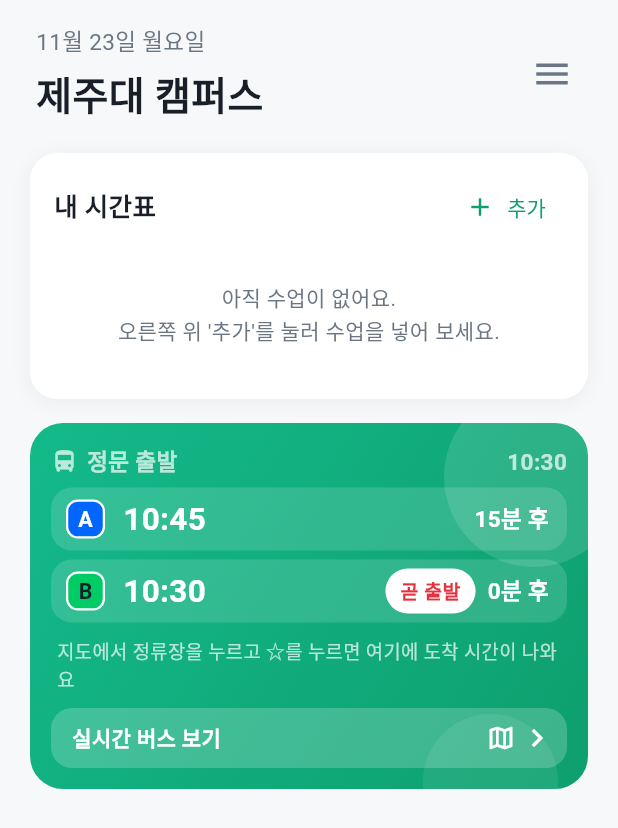
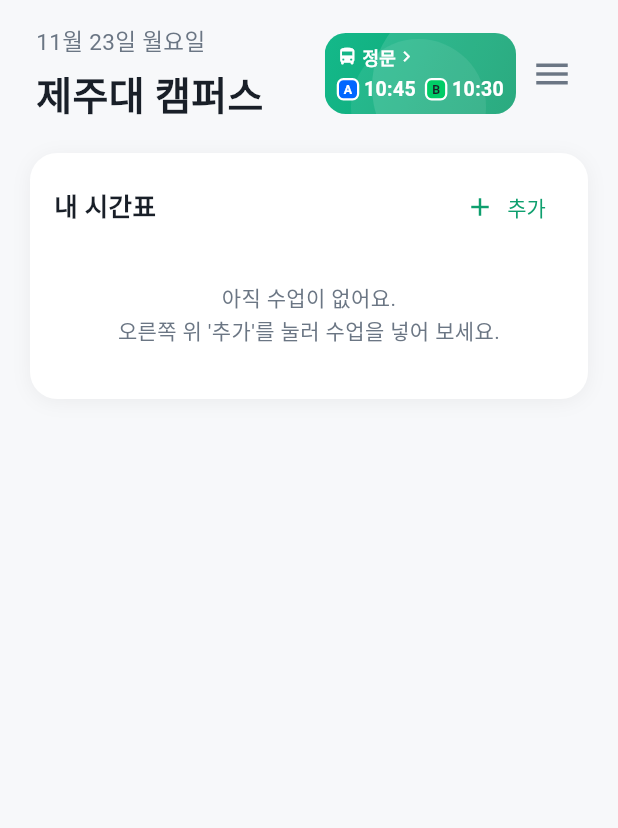
Before and after one commit to munho-kang/school_bus_app, a Flutter app: the screen it shows after launch, on a phone screen of 412 x 824 dp. Shown: the top 828 px of the screen. Run offline on Flutter 3.47's test engine with Material 3 defaults, Android fonts, the phone set to English and light mode, and no system bars; our stand-ins replace dio, geolocator, shared_preferences, web, webview_flutter; missing offline and left inert: dart:js_interop; network calls fail; Roboto replaces fonts that are missing (Pretendard); key blocks and very long unbroken strings in the code were emptied for the run.

Commit message:
홈: 버스 카드를 제목 옆 작은 버튼으로 옮기고 별표 정류장(없으면 정문) 도착 시각만 표시
Co-Authored-By: Claude Fable 5.2 <noreply@anthropic.com>

```diff
--- a/bus_tracker/lib/ui/home_page.dart
+++ b/bus_tracker/lib/ui/home_page.dart
@@ -1,5 +1,6 @@
-// 앱 첫 화면. 위는 내 시간표(메인), 그 아래 작은 그라데이션 히어로 카드(지도에서 별표한 정류장 도착을 크게, 정문 출발은 작게, 누르면 실시간 지도).
-// 화면 끝에서 더 아래로 내리면(휠·손가락) 누른 것처럼 실시간 지도 화면으로 넘어간다.
+// 앱 첫 화면. 맨 위 제목 줄에 '제주대 캠퍼스' · 작은 버스 버튼 · ≡ 메뉴가 나란히 있고, 그 아래가 내 시간표(메인).
+// 버스 버튼은 지도에서 별표한 정류장(없으면 정문)의 다음 도착 시각만 보여 주고, 누르면 실시간 지도로 간다.
+// 화면 끝에서 더 아래로 내려도(휠·손가락) 버튼을 누른 것처럼 실시간 지도 화면으로 넘어간다.
 // 포털·학사일정·공지사항·학식 바로가기는 오른쪽 위 ≡ 버튼으로 펼치는 서랍 안에 있다.
 // 포털은 학교 포털을(웹에선 새 탭으로), 나머지는 각 화면을 띄운다.
 import 'dart:async';
@@ -17,32 +18,6 @@ import 'notice_page.dart';
 import 'schedule_page.dart';
 import 'timetable.dart';
 import 'surface_native.dart' if (dart.library.js_interop) 'surface_web.dart';
-
-/// 다음 정문 출발까지 남은 분. 오늘 막차가 지났으면 null.
-/// 버스가 정문에서 늦게 떠나는 중이면 음수.
-int? minutesLeft(String busId, DateTime now, [Bus? bus]) {
-  final String? t = nextDeparture(busId, now, bus);
-  return t == null ? null : minutesUntil(t, now);
-}
-
-/// 코스 줄 오른쪽 문구. 한 시간이 넘게 남은 그날 첫차는 '첫차'. (5분 안이면 앞에 '곧 출발' 칩이 붙는다.)
-String waitText(String busId, DateTime now, [Bus? bus]) =>
-    _waitText(minutesLeft(busId, now, bus), nextDeparture(busId, now) == departures[busId]!.first, now);
-
-/// 별표한 정류장 줄 오른쪽 문구. 정문 출발과 같은 말투('3분 후', '첫차', '운행 종료').
-String stopWaitText(String busId, String stop, DateTime now) {
-  final String? at = nextArrival(busId, stop, now);
-  final bool first = at == nextArrival(busId, stop, DateTime(now.year, now.month, now.day));
-  return _waitText(at == null ? null : minutesUntil(at, now), first, now);
-}
-
-String _waitText(int? mins, bool first, DateTime now) {
-  if (mins == null) return noServiceText(now);
-  if (mins < 0) return '${-mins}분 지연';
-  if (mins < 60) return '$mins분 후';
-  if (first) return '첫차';
-  return mins % 60 == 0 ? '${mins ~/ 60}시간 후' : '${mins ~/ 60}시간 ${mins % 60}분 후';
-}
 
 /// 가장 가까운 남은 학사일정 한 줄('D-3 · 2학기 중간고사'). 올해 일정이 다 지났거나 해가 다르면 null.
 String? nextScheduleText(DateTime today) {
@@ -72,7 +47,7 @@ class _HomePageState extends State<HomePage> {
   void initState() {
     super.initState();
     loadStarred();
-    // 카드 시계와 '몇 분 후'를 갱신한다. 분이 바뀔 때만 다시 그린다.
+    // 버스 버튼의 도착 시각을 갱신한다. 분이 바뀔 때만 다시 그린다.
     // 출발 시각 전후 몇 분 동안만 실제 위치를 받아, 버스가 정문을 떠났는지 확인한다.
     _tick = Timer.periodic(const Duration(seconds: 5), (_) {
       final DateTime n = DateTime.now();
@@ -204,8 +179,7 @@ class _HomePageState extends State<HomePage> {
                             padding: const EdgeInsets.only(left: 4),
                             child: Row(
                               children: <Widget>[
-                                Expanded(
-                                  child: Column(
+                                Column(
                                   crossAxisAlignment: CrossAxisAlignment.start,
                                   children: <Widget>[
                                     Text(
@@ -218,6 +192,15 @@ class _HomePageState extends State<HomePage> {
                                       style: TextStyle(fontSize: 26, fontWeight: FontWeight.w700),
                                     ),
                                   ],
+                                ),
+                                const SizedBox(width: 6),
+                                // 제목과 ≡ 사이 남는 자리에 버스 버튼. 폭 375부터 제 크기, 360에선 0.9배로 통째로 줄어든다.
+                                // ponytail: 폭 340 아래나 큰 글씨 설정에선 버튼이 많이 작아진다. 문제가 되면 버튼을 제목 아랫줄로 내린다.
+                                Expanded(
+                                  child: FittedBox(
+                                    fit: BoxFit.scaleDown,
+                                    alignment: Alignment.centerRight,
+                                    child: _BusButton(now: _now, onTap: _openMap),
                                   ),
                                 ),
                                 Builder(
@@ -235,8 +218,6 @@ class _HomePageState extends State<HomePage> {
                           ),
                           const SizedBox(height: 20),
                           TimetableCard(now: _now),
-                          const SizedBox(height: 16),
-                          _DepartureHero(now: _now, onTap: _openMap),
                         ],
                       ),
                     ),
@@ -251,189 +232,70 @@ class _HomePageState extends State<HomePage> {
   }
 }
 
-/// 버스 카드. 지도에서 별표한 정류장이 주인공이다: 정류장마다 코스별 다음 도착을 큰 글씨로,
-/// 정문 출발은 그 아래 작은 한 줄로. 별표한 정류장이 없으면 예전처럼 정문 출발을 크게 보여 주고 별표하는 법을 알려 준다.
-/// 색이 상태를 말한다 — 둘 다 운행 종료(또는 주말·공휴일)면 회색, 그 밖엔 초록.
-class _DepartureHero extends StatelessWidget {
-  const _DepartureHero({required this.now, required this.onTap});
+/// 제목 옆 작은 버스 버튼. 지도에서 별표한 정류장(여럿이면 마지막에 별표한 곳, 없으면 정문)의
+/// 코스별 다음 도착 시각만 보여 주고, 누르면 실시간 지도로 간다.
+/// 색이 상태를 말한다 — 오늘 더 올 버스가 없으면(운행 종료·주말·공휴일) 회색, 그 밖엔 초록.
+class _BusButton extends StatelessWidget {
+  const _BusButton({required this.now, required this.onTap});
 
   final DateTime now;
   final VoidCallback onTap;
 
   @override
   Widget build(BuildContext context) {
-    final String clock = '${now.hour.toString().padLeft(2, '0')}:${now.minute.toString().padLeft(2, '0')}';
     final BusService svc = context.watch<BusService>();
     // 받은 지 오래된 위치는 믿지 않고 시간표대로 보여준다.
     final bool fresh = svc.isFresh(DateTime.now());
     final Map<String, Bus?> buses = <String, Bus?>{'A': fresh ? svc.busA : null, 'B': fresh ? svc.busB : null};
-    final List<String> waits = <String>[for (final String id in buses.keys) waitText(id, now, buses[id])];
-    final HeroTone tone = waits.every((String w) => w == noServiceText(now)) ? HeroTone.off : HeroTone.live;
-    const TextStyle head = TextStyle(fontSize: 15, fontWeight: FontWeight.w600, color: Colors.white70);
     return ValueListenableBuilder<List<String>>(
       valueListenable: starredStops,
-      builder: (BuildContext context, List<String> stops, _) => HeroCard(
-        tone: tone,
+      builder: (BuildContext context, List<String> stops, _) {
+        final String? stop = stops.lastOrNull;
+        // 정문은 버스가 늦게 떠나는 것까지 반영한 출발 시각, 별표 정류장은 시간표로 센 도착 시각.
+        final Map<String, String?> times = <String, String?>{
+          for (final String id in buses.keys)
+            id: stop == null ? nextDeparture(id, now, buses[id]) : nextArrival(id, stop, now),
+        };
+        final bool off = times.values.every((String? t) => t == null);
+        return Tooltip(
+          message: '실시간 버스 보기',
+          child: HeroCard(
+            tone: off ? HeroTone.off : HeroTone.live,
             onTap: onTap,
-        padding: const EdgeInsets.all(14),
+            padding: const EdgeInsets.fromLTRB(8, 7, 8, 7),
+            radius: const BorderRadius.all(Radius.circular(14)),
             child: Column(
-          crossAxisAlignment: CrossAxisAlignment.stretch,
+              mainAxisSize: MainAxisSize.min,
+              crossAxisAlignment: CrossAxisAlignment.start,
               children: <Widget>[
                 Row(
+                  mainAxisSize: MainAxisSize.min,
                   children: <Widget>[
-                const Icon(Icons.directions_bus_rounded, size: 18, color: Colors.white70),
-                const SizedBox(width: 6),
-                Text(stops.isEmpty ? '정문 출발' : '내 정류장 도착', style: head),
-                const Spacer(),
-                Text(clock, style: head.copyWith(fontFeatures: const <FontFeature>[FontFeature.tabularFigures()])),
+                    Icon(
+                      stop == null ? Icons.directions_bus_rounded : Icons.star_rounded,
+                      size: 14,
+                      color: stop == null ? Colors.white : const Color(0xFFFFD54F),
+                    ),
+                    const SizedBox(width: 3),
+                    Text(stop ?? '정문', style: const TextStyle(fontSize: 12, fontWeight: FontWeight.w700)),
+                    const Icon(Icons.chevron_right, size: 14),
                   ],
                 ),
-            if (stops.isEmpty) ...<Widget>[
-              for (final String id in buses.keys) ...<Widget>[
-                const SizedBox(height: 6),
-                _CourseRow(
-                  id: id,
-                  time: nextDeparture(id, now, buses[id]),
-                  mins: minutesLeft(id, now, buses[id]),
-                  wait: waitText(id, now, buses[id]),
-                  soon: '곧 출발',
-                ),
-              ],
-              const Padding(
-                padding: EdgeInsets.fromLTRB(4, 10, 4, 0),
-                child: Text(
-                  '지도에서 정류장을 누르고 ☆를 누르면 여기에 도착 시간이 나와요',
-                  style: TextStyle(fontSize: 12.5, color: Colors.white70),
-                ),
-              ),
-            ] else ...<Widget>[
-              for (final String stop in stops) ...<Widget>[
-                const SizedBox(height: 10),
+                const SizedBox(height: 4),
+                if (off)
+                  Text(noServiceText(now), style: const TextStyle(fontSize: 13, fontWeight: FontWeight.w700))
+                else
                   Row(
-                  children: <Widget>[
-                    const Icon(Icons.star_rounded, size: 18, color: Color(0xFFFFD54F)),
-                    const SizedBox(width: 4),
-                    Expanded(
-                      child: Text(stop, maxLines: 1, overflow: TextOverflow.ellipsis,
-                          style: const TextStyle(fontSize: 15, fontWeight: FontWeight.w700)),
-                    ),
-                  ],
-                ),
-                for (final String id in buses.keys) ...<Widget>[
-                  const SizedBox(height: 6),
-                  _CourseRow(
-                    id: id,
-                    time: nextArrival(id, stop, now),
-                    mins: nextArrival(id, stop, now) == null ? null : minutesUntil(nextArrival(id, stop, now)!, now),
-                    wait: stopWaitText(id, stop, now),
-                    soon: '곧 도착',
-                  ),
-                ],
-              ],
-              const SizedBox(height: 10),
-              _GateRow(times: <String, String?>{for (final String id in buses.keys) id: nextDeparture(id, now, buses[id])}),
-            ],
-            const SizedBox(height: 10),
-            Container(
-              padding: const EdgeInsets.fromLTRB(14, 8, 8, 8),
-              decoration: BoxDecoration(
-                color: Colors.white.withValues(alpha: 0.2),
-                borderRadius: BorderRadius.circular(14),
-              ),
-              child: const Row(
-                children: <Widget>[
-                  Text('실시간 버스 보기', style: TextStyle(fontSize: 14, fontWeight: FontWeight.w700)),
-                  Spacer(),
-                  Icon(Icons.map_outlined, size: 20),
-                  SizedBox(width: 2),
-                  Icon(Icons.chevron_right),
-                ],
-              ),
-            ),
-          ],
-        ),
-      ),
-    );
-  }
-}
-
-/// 큰 코스 줄: 번호판, 큰 시각, 오른쪽에 남은 시간(5분 안이면 앞에 흰 바탕 빨간 글씨 칩).
-class _CourseRow extends StatelessWidget {
-  const _CourseRow({required this.id, required this.time, required this.mins, required this.wait, required this.soon});
-
-  final String id;
-  final String? time;
-  final int? mins;
-  final String wait;
-  final String soon; // '곧 출발' · '곧 도착'
-
-  @override
-  Widget build(BuildContext context) {
-    return Container(
-      padding: const EdgeInsets.fromLTRB(10, 6, 12, 6),
-      decoration: BoxDecoration(color: Colors.white.withValues(alpha: 0.14), borderRadius: BorderRadius.circular(14)),
-      child: Row(
-        children: <Widget>[
-          CourseBadge(id, size: 26),
-          const SizedBox(width: 12),
-          Text(
-            time ?? '--:--',
-            style: TextStyle(
-              fontSize: 21,
-              fontWeight: FontWeight.w700,
-              color: time == null ? Colors.white60 : Colors.white,
-              fontFeatures: const <FontFeature>[FontFeature.tabularFigures()],
-            ),
-          ),
-          const SizedBox(width: 12),
-          // 좁은 휴대폰에서는 오른쪽 문구만 줄여 한 줄을 지킨다.
-          Expanded(
-            child: FittedBox(
-              fit: BoxFit.scaleDown,
-              alignment: Alignment.centerRight,
-              child: Row(
                     mainAxisSize: MainAxisSize.min,
                     children: <Widget>[
-                  if (mins != null && mins! <= 5) ...<Widget>[
-                    Pill(soon, bg: Colors.white, fg: AppColors.danger),
-                    const SizedBox(width: 8),
-                  ],
-                  Text(wait, style: const TextStyle(fontSize: 15, fontWeight: FontWeight.w700)),
-                ],
-              ),
-            ),
-          ),
-        ],
-      ),
-    );
-  }
-}
-
-/// 작은 정문 출발 한 줄: '정문 출발', 오른쪽에 코스별 다음 출발 시각.
-class _GateRow extends StatelessWidget {
-  const _GateRow({required this.times});
-
-  final Map<String, String?> times;
-
-  @override
-  Widget build(BuildContext context) {
-    return Container(
-      padding: const EdgeInsets.fromLTRB(12, 8, 12, 8),
-      decoration: BoxDecoration(color: Colors.white.withValues(alpha: 0.14), borderRadius: BorderRadius.circular(14)),
-      child: Row(
-        children: <Widget>[
-          const Expanded(
-            child: Text('정문 출발', maxLines: 1, overflow: TextOverflow.ellipsis,
-                style: TextStyle(fontSize: 14, fontWeight: FontWeight.w600, color: Colors.white70)),
-          ),
                       for (final MapEntry<String, String?> e in times.entries) ...<Widget>[
-            const SizedBox(width: 10),
-            CourseBadge(e.key, size: 20),
-            const SizedBox(width: 6),
+                        if (e.key != times.keys.first) const SizedBox(width: 6),
+                        CourseBadge(e.key, size: 15),
+                        const SizedBox(width: 3),
                         Text(
                           e.value ?? '--:--',
                           style: TextStyle(
-                fontSize: 15,
+                            fontSize: 13,
                             fontWeight: FontWeight.w700,
                             color: e.value == null ? Colors.white60 : Colors.white,
                             fontFeatures: const <FontFeature>[FontFeature.tabularFigures()],
@@ -442,6 +304,11 @@ class _GateRow extends StatelessWidget {
                       ],
                     ],
                   ),
+              ],
+            ),
+          ),
+        );
+      },
     );
   }
 }
```
Also changed, not shown: 2 other files. Lines whose indentation alone changed are shown as unchanged.
